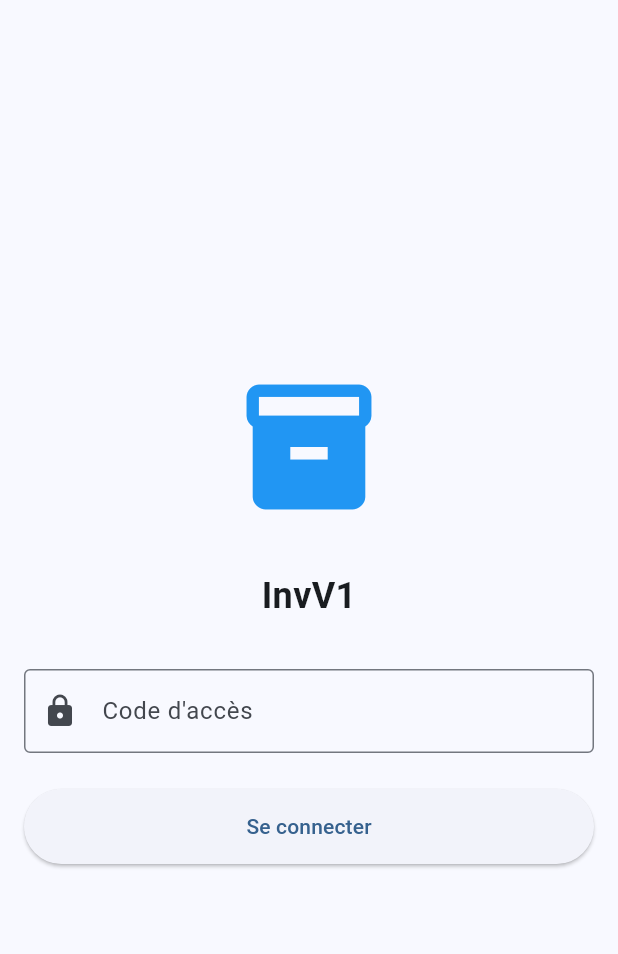
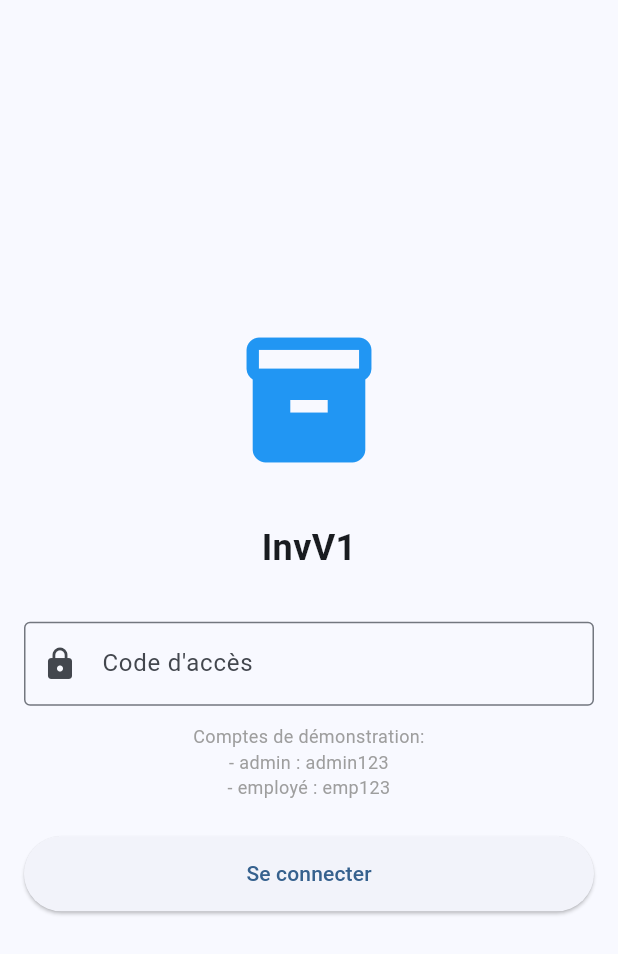
Before and after one commit to TarekMokadem/iManagement, a Flutter app: the screen it shows after launch, on a phone screen of 412 x 824 dp. Shown: the top 954 px of the screen. Run offline on Flutter 3.47's test engine with Material 3 defaults, Android fonts, the phone set to English and light mode, and no system bars; our stand-ins replace cloud_firestore, firebase_auth, firebase_core, firebase_messaging, fl_chart, shared_preferences; missing offline and left inert: syncfusion_flutter_xlsio; accounts and stored records are empty.

Commit message:
UI: ajout d’un rappel comptes de démo (admin/admin123, employé/emp123) sur l’écran de connexion

```diff
--- a/lib/screens/login_screen.dart
+++ b/lib/screens/login_screen.dart
@@ -130,6 +130,15 @@ class _LoginScreenState extends State<LoginScreen> {
                     ),
                   ),
                 ],
+                const SizedBox(height: 12),
+                const Text(
+                  'Comptes de démonstration:\n- admin : admin123\n- employé : emp123',
+                  style: TextStyle(
+                    fontSize: 12,
+                    color: Colors.grey,
+                  ),
+                  textAlign: TextAlign.center,
+                ),
                 const SizedBox(height: 24),
                 SizedBox(
                   width: double.infinity,
```
